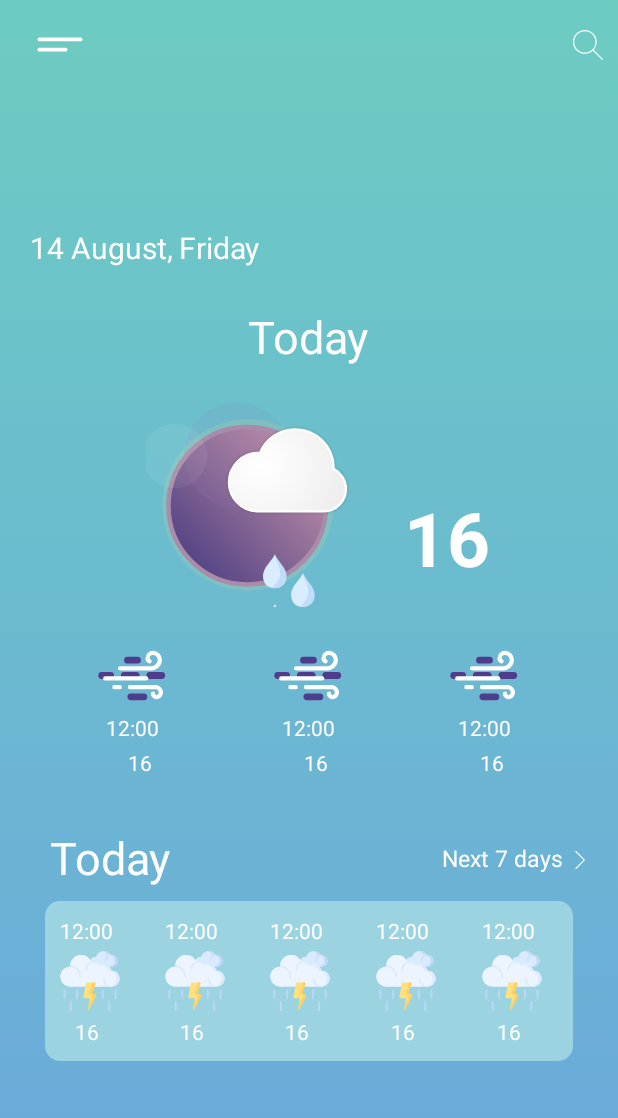
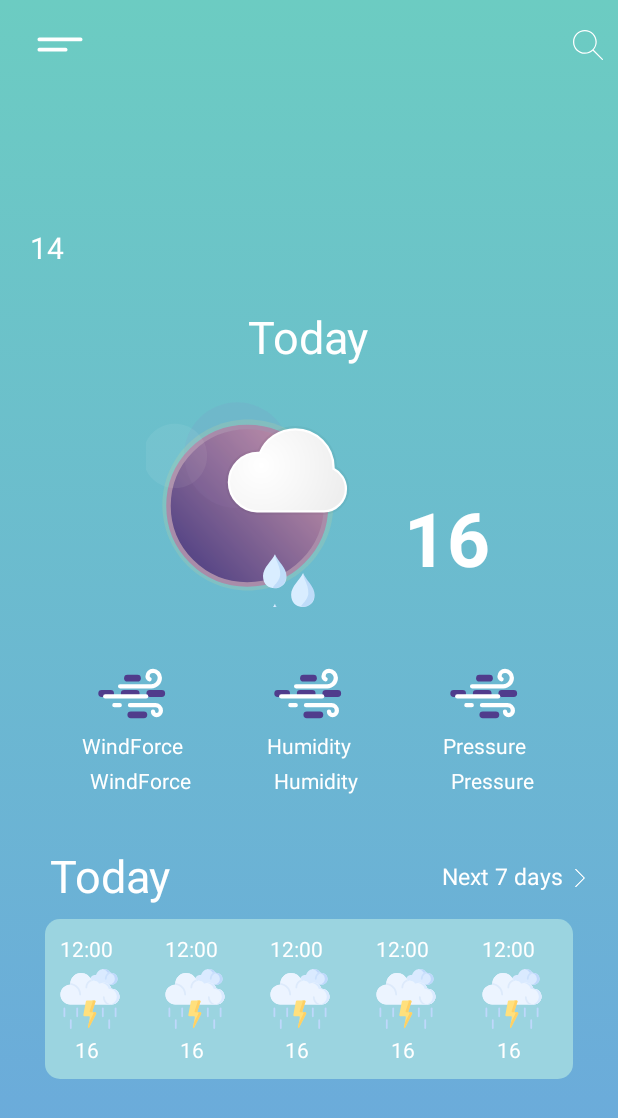
Before and after one commit to shrayash12/WeatherData-Appp, an Android app: the MainActivity screen opened directly, with no data from a screen before it, on a phone screen of 412 x 824 dp. Shown: the top 1118 px of the screen. Run offline under Robolectric (Android 15) with nearby library versions, the phone set to English and light mode, and no system bars; network calls fail; 8 statements that could not run were skipped.

Commit message:
data binding

```diff
--- a/app/src/main/java/shradha/com/weatherdata/mainscreen/MainActivity.java
+++ b/app/src/main/java/shradha/com/weatherdata/mainscreen/MainActivity.java
@@ -3,19 +3,55 @@ package shradha.com.weatherdata.mainscreen;
 import androidx.appcompat.app.AppCompatActivity;
 
 import android.os.Bundle;
+import android.widget.TextView;
+
+import java.util.Locale;
 
 import shradha.com.weatherdata.R;
 import shradha.com.weatherdata.model.WeatherResponse;
 import shradha.com.weatherdata.utility.DataProvider;
+import shradha.com.weatherdata.utility.Utility;
 
 public class MainActivity extends AppCompatActivity {
 
+    TextView cityName;
+    TextView countryName;
+    TextView date;
+    TextView degreeSelsText;
+    TextView weatherTypeText;
+    TextView windforce;
+    TextView humidity;
+    TextView pressure;
     @Override
     protected void onCreate(Bundle savedInstanceState) {
         super.onCreate(savedInstanceState);
         setContentView(R.layout.activity_main);
-
+        findViews();
         WeatherResponse weatherResponse = DataProvider.getInstance().getData();
 
+        cityName.setText(weatherResponse.getName()+",");
+
+        countryName.setText(Utility.getCountryNameFromCode(weatherResponse.getSys().getCountry()));
+
+        degreeSelsText.setText("" + Utility.getCelciusFromFar(weatherResponse.getMain().getTemp()));
+
+        date.setText(""+Utility.convertIntegerDateToStringData(weatherResponse.getDt()));
+
+        weatherTypeText.setText(""+weatherResponse.getWeather().get(0).getDescription());
+        windforce.setText(""+weatherResponse.getWind().getDeg()+ "/" + weatherResponse.getWind().getSpeed());
+        humidity.setText(""+weatherResponse.getMain().getHumidity());
+        pressure.setText(""+weatherResponse.getMain().getPressure());
+
+    }
+
+    public void findViews() {
+        cityName = findViewById(R.id.cityName);
+        countryName = findViewById(R.id.countryName);
+        date = findViewById(R.id.date);
+        degreeSelsText = findViewById(R.id.degreeSelsText);
+        weatherTypeText = findViewById(R.id.weatherTypeText);
+        windforce = findViewById(R.id.windforce);
+        humidity = findViewById(R.id.humidity);
+        pressure = findViewById(R.id.pressure);
     }
 }
--- a/app/src/main/java/shradha/com/weatherdata/splashscreen/SplashActivity.java
+++ b/app/src/main/java/shradha/com/weatherdata/splashscreen/SplashActivity.java
@@ -37,7 +37,7 @@ public class SplashActivity extends AppCompatActivity {
 
         // Dependency injection init for this activity
         ((WeatherDataApplication) getApplication()).getWeatherDataComponents().inject(this);
-        weatherViewModel.refreshWeatherData("Singapore");
+        weatherViewModel.refreshWeatherData("Nagpur");
 
 
 
--- a/app/src/main/res/layout/activity_main.xml
+++ b/app/src/main/res/layout/activity_main.xml
@@ -75,24 +75,6 @@
             android:textColor="#FFFFFF"
             android:textSize="20dp" />
 
-        <TextView
-            android:id="@+id/month"
-            android:layout_width="wrap_content"
-            android:layout_height="wrap_content"
-            android:text="August,"
-            android:textColor="#FFFFFF"
-            android:textSize="20dp" />
-
-        <TextView
-            android:id="@+id/day"
-            android:layout_width="wrap_content"
-            android:layout_height="wrap_content"
-            android:layout_marginLeft="4dp"
-            android:text="Friday"
-            android:textColor="#FFFFFF"
-            android:textSize="20dp"
-
-            />
 
     </LinearLayout>
 
@@ -141,8 +123,14 @@
         <TextView
             android:id="@+id/weatherTypeText"
             android:layout_width="wrap_content"
+            android:layout_below="@+id/degreeSelsText"
+            android:layout_alignLeft="@+id/degreeSelsText"
+            android:layout_marginLeft="10dp"
             android:layout_height="wrap_content"
-            android:layout_centerHorizontal="true" />
+            android:textSize="18sp"
+            android:textColor="@color/white"
+            android:layout_centerHorizontal="true"
+            tools:text="Haze"/>
     </RelativeLayout>
 
 
@@ -176,14 +164,14 @@
             <TextView
                 android:id="@+id/windforce"
                 android:layout_width="wrap_content"
-                android:text="12:00"
+                android:text="WindForce"
                 android:textSize="14sp"
                 android:textColor="@color/white"
                 android:layout_height="wrap_content"/>
 
             <TextView
                 android:layout_width="wrap_content"
-                android:text="16"
+                android:text="WindForce"
                 android:textSize="14sp"
                 android:gravity="center_horizontal"
                 android:layout_marginTop="4dp"
@@ -212,15 +200,16 @@
 
 
             <TextView
+                android:id="@+id/humidity"
                 android:layout_width="wrap_content"
-                android:text="12:00"
+                android:text="Humidity"
                 android:textSize="14sp"
                 android:textColor="@color/white"
                 android:layout_height="wrap_content"/>
 
             <TextView
                 android:layout_width="wrap_content"
-                android:text="16"
+                android:text="Humidity"
                 android:textSize="14sp"
                 android:gravity="center_horizontal"
                 android:layout_marginTop="4dp"
@@ -249,15 +238,16 @@
 
 
             <TextView
+                android:id="@+id/pressure"
                 android:layout_width="wrap_content"
-                android:text="12:00"
+                android:text="Pressure"
                 android:textSize="14sp"
                 android:textColor="@color/white"
                 android:layout_height="wrap_content"/>
 
             <TextView
                 android:layout_width="wrap_content"
-                android:text="16"
+                android:text="Pressure"
                 android:textSize="14sp"
                 android:gravity="center_horizontal"
                 android:layout_marginTop="4dp"
```
Also changed, not shown: app/src/main/java/shradha/com/weatherdata/utility/Utility.java (added, +140 -0 lines).
